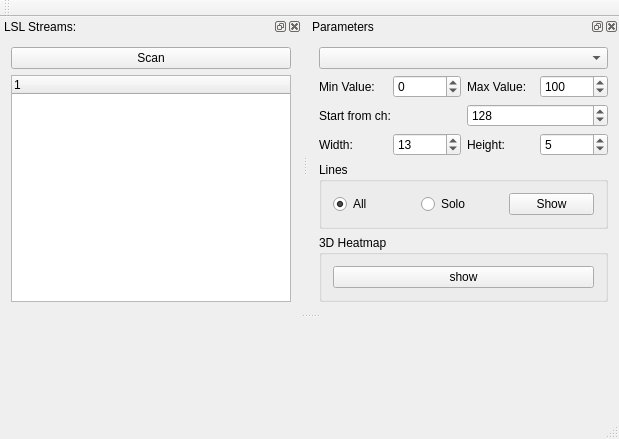
This is forms/mainwindow.ui in Aightech/lslsub_plotter as Qt 5 draws it before an edit. The edited form follows.
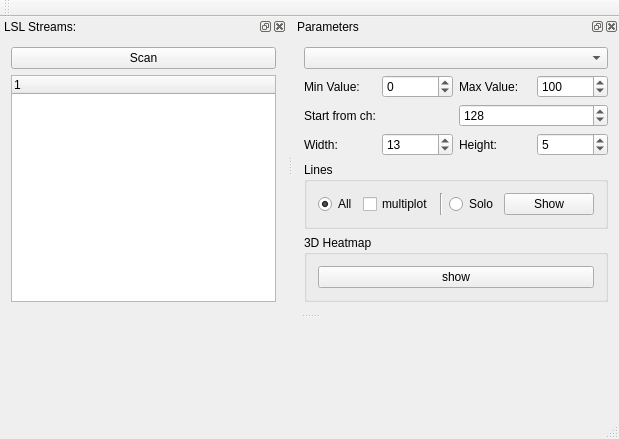
This is the edited form.

Diff of the .ui file:
```diff
--- a/forms/mainwindow.ui
+++ b/forms/mainwindow.ui
@@ -324,6 +324,20 @@
                 </property>
                </widget>
               </item>
+              <item>
+               <widget class="QCheckBox" name="checkBox">
+                <property name="text">
+                 <string>multiplot</string>
+                </property>
+               </widget>
+              </item>
+              <item>
+               <widget class="Line" name="line">
+                <property name="orientation">
+                 <enum>Qt::Vertical</enum>
+                </property>
+               </widget>
+              </item>
               <item>
                <widget class="QRadioButton" name="radioButton_solo">
                 <property name="sizePolicy">
```
Left out of the diff: 2 changed lines with no effect on the pictures.
